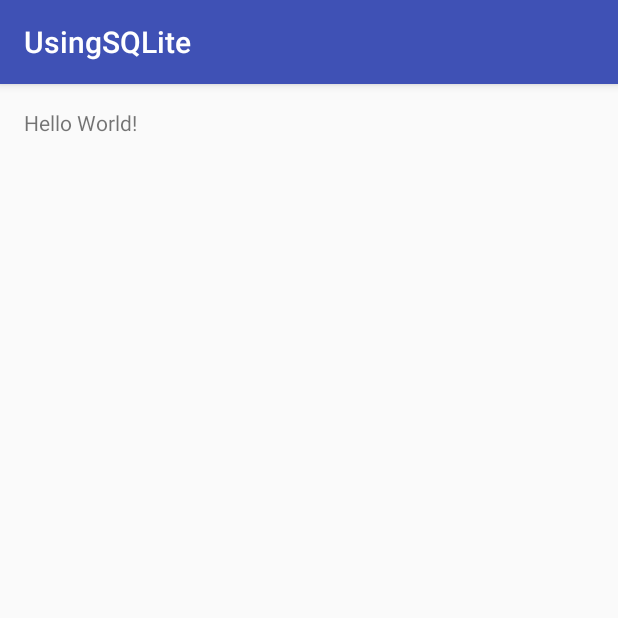
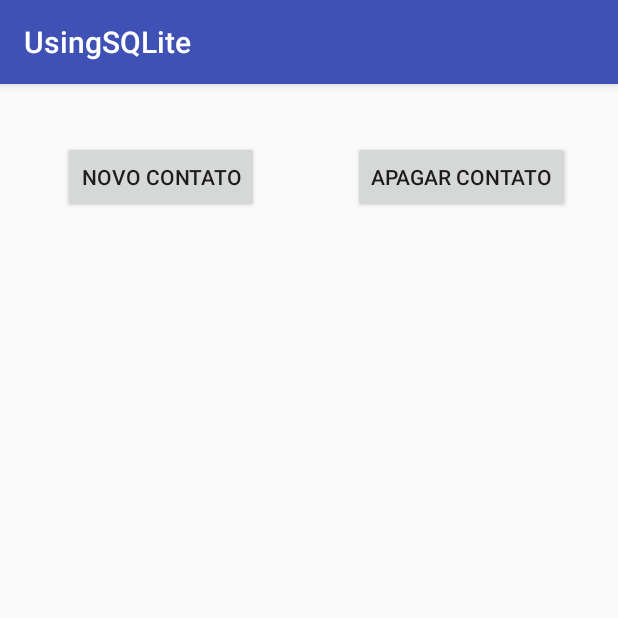
Before and after one commit to pedrogoiania/usingsqlite, an Android app: the screen it shows after launch (MainActivity), on a phone screen of 412 x 824 dp, the top half of it. Run offline under Robolectric (Android 15) with nearby library versions, the phone set to English and light mode, and no system bars.

Commit message:
Layout definido

```diff
--- a/app/src/main/res/layout/activity_main.xml
+++ b/app/src/main/res/layout/activity_main.xml
@@ -10,8 +10,23 @@
     android:paddingTop="@dimen/activity_vertical_margin"
     tools:context="topicos_avancados.com.br.usingsqlite.MainActivity">
 
-    <TextView
+    <Button
+        android:text="Novo Contato"
         android:layout_width="wrap_content"
         android:layout_height="wrap_content"
-        android:text="Hello World!" />
+        android:layout_marginStart="26dp"
+        android:layout_marginTop="22dp"
+        android:id="@+id/newContato"
+        android:layout_alignParentTop="true"
+        android:layout_alignParentStart="true" />
+
+    <Button
+        android:text="Apagar contato"
+        android:layout_width="wrap_content"
+        android:layout_height="wrap_content"
+        android:id="@+id/deleteContato"
+        android:layout_alignBaseline="@+id/newContato"
+        android:layout_alignBottom="@+id/newContato"
+        android:layout_alignParentEnd="true"
+        android:layout_marginEnd="16dp" />
 </RelativeLayout>
```
